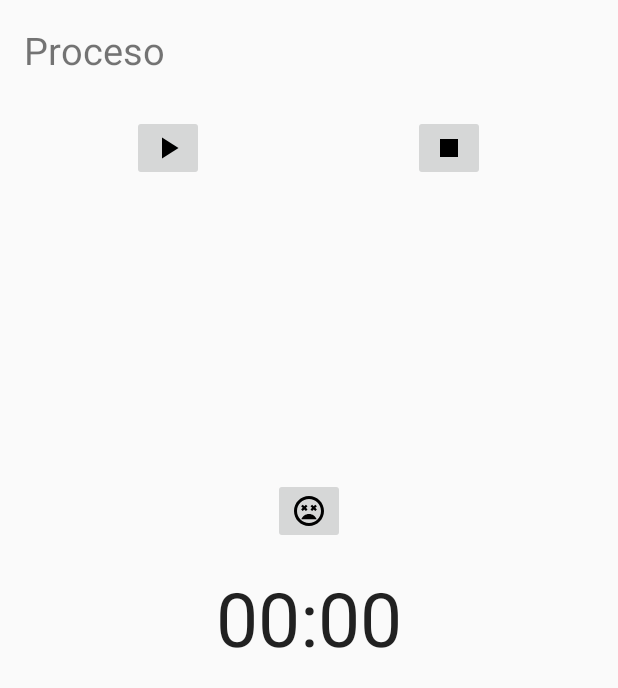
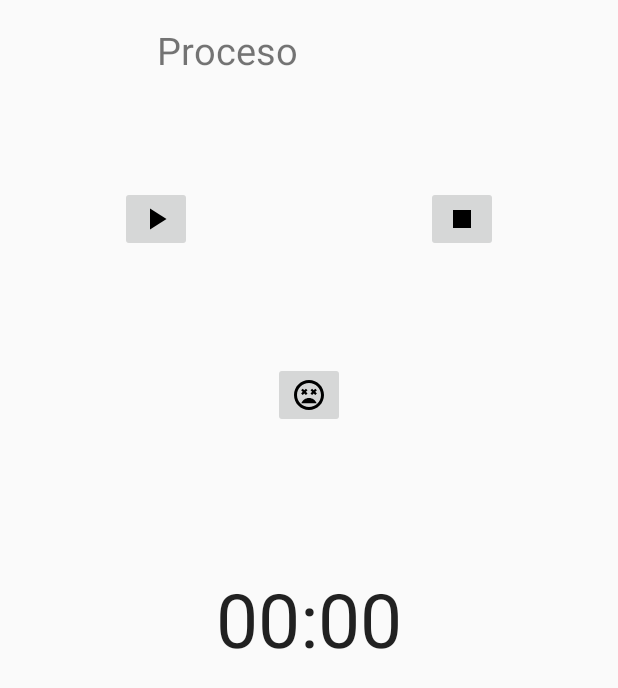
Before and after one commit to CrostiPerez/PR, an Android app: the Cronometro screen opened directly, with no data from a screen before it, on a phone screen of 412 x 824 dp. Shown: the top 688 px of the screen. Run offline under Robolectric (Android 15) with nearby library versions, the phone set to English and light mode, and no system bars; libraries missing offline, so code that uses them is left out: com.loopj.android, cz.msebera.android.

Commit message:
Cambio de RelativeLayout a ConstraintsLayout

```diff
--- a/app/build.gradle
+++ b/app/build.gradle
@@ -5,6 +5,7 @@ android {
     defaultConfig {
         applicationId "com.example.qwerty.qrcodeejemplo"
         minSdkVersion 15
+        multiDexEnabled true
         targetSdkVersion 26
         versionCode 1
         versionName "1.0"
--- a/app/src/main/res/layout/activity_cronometro.xml
+++ b/app/src/main/res/layout/activity_cronometro.xml
@@ -1,5 +1,5 @@
 <?xml version="1.0" encoding="utf-8"?>
-<RelativeLayout xmlns:app="http://schemas.android.com/apk/res-auto"
+<android.support.constraint.ConstraintLayout xmlns:app="http://schemas.android.com/apk/res-auto"
     android:id="@+id/activity_main"
     xmlns:android="http://schemas.android.com/apk/res/android"
     xmlns:tools="http://schemas.android.com/tools"
@@ -16,81 +16,112 @@
         android:id="@+id/cronometroLabel"
         android:layout_width="wrap_content"
         android:layout_height="wrap_content"
-        android:layout_alignParentLeft="true"
-        android:layout_alignParentStart="true"
-        android:layout_alignParentTop="true"
+        android:layout_marginEnd="10dp"
+        android:layout_marginRight="10dp"
         android:text="@string/title"
-        android:textSize="25sp" />
+        android:textSize="25sp"
+        app:layout_constraintEnd_toStartOf="@+id/name"
+        app:layout_constraintLeft_toLeftOf="parent"
+        app:layout_constraintStart_toStartOf="parent"
+        app:layout_constraintTop_toTopOf="parent" />
+
+    <TextView
+        android:id="@+id/name"
+        android:layout_width="wrap_content"
+        android:layout_height="wrap_content"
+        android:layout_marginLeft="10dp"
+        android:layout_marginStart="10dp"
+        android:gravity="end"
+        android:text="@string/pieceName"
+        android:textSize="25sp"
+        app:layout_constraintEnd_toEndOf="parent"
+        app:layout_constraintLeft_toRightOf="@+id/cronometroLabel"
+        app:layout_constraintRight_toRightOf="parent"
+        app:layout_constraintStart_toEndOf="@+id/cronometroLabel"
+        app:layout_constraintTop_toTopOf="parent" />
 
     <Chronometer
         android:id="@+id/Cronometro"
         android:layout_width="wrap_content"
         android:layout_height="wrap_content"
-        android:layout_centerHorizontal="true"
-        android:layout_centerVertical="true"
-        android:textSize="50sp" />
+        android:textSize="50sp"
+        app:layout_constraintTop_toTopOf="parent"
+        app:layout_constraintBottom_toBottomOf="parent"
+        app:layout_constraintLeft_toLeftOf="parent"
+        app:layout_constraintRight_toRightOf="parent" />
 
     <TextView
         android:id="@+id/tiempoFinalLabel"
         android:layout_width="wrap_content"
         android:layout_height="wrap_content"
-        android:layout_below="@+id/Cronometro"
-        android:layout_centerHorizontal="true"
+        android:layout_marginBottom="8dp"
         android:layout_marginTop="15dp"
         android:text="@string/finalTimeLabel"
-        android:textSize="25sp" />
+        android:textSize="25sp"
+        app:layout_constraintBottom_toTopOf="@+id/tiempoFinal"
+        app:layout_constraintLeft_toLeftOf="parent"
+        app:layout_constraintRight_toRightOf="parent"
+        app:layout_constraintTop_toBottomOf="@+id/Cronometro" />
 
     <TextView
         android:id="@+id/tiempoFinal"
         android:layout_width="wrap_content"
         android:layout_height="wrap_content"
-        android:layout_alignTop="@+id/tiempoFinalLabel"
-        android:layout_centerHorizontal="true"
-        android:layout_marginTop="49dp"
-        android:text="@string/finalTime" />
+        android:layout_marginBottom="80dp"
+        android:text="@string/finalTime"
+        app:layout_constraintBottom_toBottomOf="parent"
+        app:layout_constraintLeft_toLeftOf="parent"
+        app:layout_constraintRight_toRightOf="parent" />
 
     <ImageButton
         android:id="@+id/playPause"
         android:layout_width="wrap_content"
         android:layout_height="wrap_content"
-        android:layout_alignTop="@+id/stop"
-        android:layout_toLeftOf="@+id/tiempoFinalLabel"
-        android:layout_toStartOf="@+id/tiempoFinalLabel"
+        android:layout_marginBottom="8dp"
+        android:layout_marginEnd="8dp"
+        android:layout_marginLeft="8dp"
+        android:layout_marginRight="8dp"
+        android:layout_marginStart="8dp"
+        android:layout_marginTop="8dp"
         android:contentDescription="@string/playPauseButton"
-        android:src="@drawable/ic_play_arrow_black_24dp" />
+        android:src="@drawable/ic_play_arrow_black_24dp"
+        app:layout_constraintBottom_toTopOf="@+id/death"
+        app:layout_constraintEnd_toStartOf="@+id/stop"
+        app:layout_constraintStart_toStartOf="parent"
+        app:layout_constraintTop_toBottomOf="@+id/cronometroLabel" />
 
     <ImageButton
         android:id="@+id/stop"
         android:layout_width="wrap_content"
         android:layout_height="wrap_content"
-        android:layout_below="@+id/cronometroLabel"
-        android:layout_marginTop="26dp"
-        android:layout_toEndOf="@+id/tiempoFinalLabel"
-        android:layout_toRightOf="@+id/tiempoFinalLabel"
+        android:layout_marginBottom="8dp"
+        android:layout_marginEnd="8dp"
+        android:layout_marginLeft="92dp"
+        android:layout_marginRight="8dp"
+        android:layout_marginStart="92dp"
+        android:layout_marginTop="8dp"
         android:contentDescription="@string/stopButton"
-        android:src="@drawable/ic_stop_black_24dp" />
+        android:src="@drawable/ic_stop_black_24dp"
+        app:layout_constraintBottom_toTopOf="@+id/death"
+        app:layout_constraintEnd_toEndOf="parent"
+        app:layout_constraintStart_toEndOf="@+id/playPause"
+        app:layout_constraintTop_toBottomOf="@+id/name" />
 
     <ImageButton
         android:id="@+id/death"
         android:layout_width="wrap_content"
         android:layout_height="wrap_content"
-        android:layout_above="@+id/Cronometro"
-        android:layout_centerHorizontal="true"
-        android:layout_marginBottom="15dp"
+        android:layout_marginBottom="8dp"
+        android:layout_marginEnd="8dp"
+        android:layout_marginLeft="8dp"
+        android:layout_marginRight="8dp"
+        android:layout_marginStart="8dp"
+        android:layout_marginTop="140dp"
         android:contentDescription="@string/deathButton"
-        android:src="@drawable/ic_sentiment_very_dissatisfied_black_24dp" />
+        android:src="@drawable/ic_sentiment_very_dissatisfied_black_24dp"
+        app:layout_constraintBottom_toTopOf="@+id/Cronometro"
+        app:layout_constraintEnd_toEndOf="parent"
+        app:layout_constraintStart_toStartOf="parent"
+        app:layout_constraintTop_toTopOf="parent" />
 
-    <TextView
-        android:id="@+id/name"
-        android:layout_width="wrap_content"
-        android:layout_height="wrap_content"
-        android:layout_alignParentEnd="true"
-        android:layout_alignParentRight="true"
-        android:layout_alignParentTop="true"
-        android:layout_toEndOf="@+id/cronometroLabel"
-        android:layout_toRightOf="@+id/cronometroLabel"
-        android:text="@string/pieceName"
-        android:gravity="end"
-        android:textSize="25sp" />
-
-</RelativeLayout>
+</android.support.constraint.ConstraintLayout>
--- a/build.gradle
+++ b/build.gradle
@@ -7,7 +7,7 @@ buildscript {
         jcenter()
     }
     dependencies {
-        classpath 'com.android.tools.build:gradle:3.0.1'
+        classpath 'com.android.tools.build:gradle:3.1.0'
 
 
         // NOTE: Do not place your application dependencies here; they belong
```
Also changed, not shown: app/src/main/res/layout/activity_main.xml (+32 -36 lines), gradle/wrapper/gradle-wrapper.properties.
